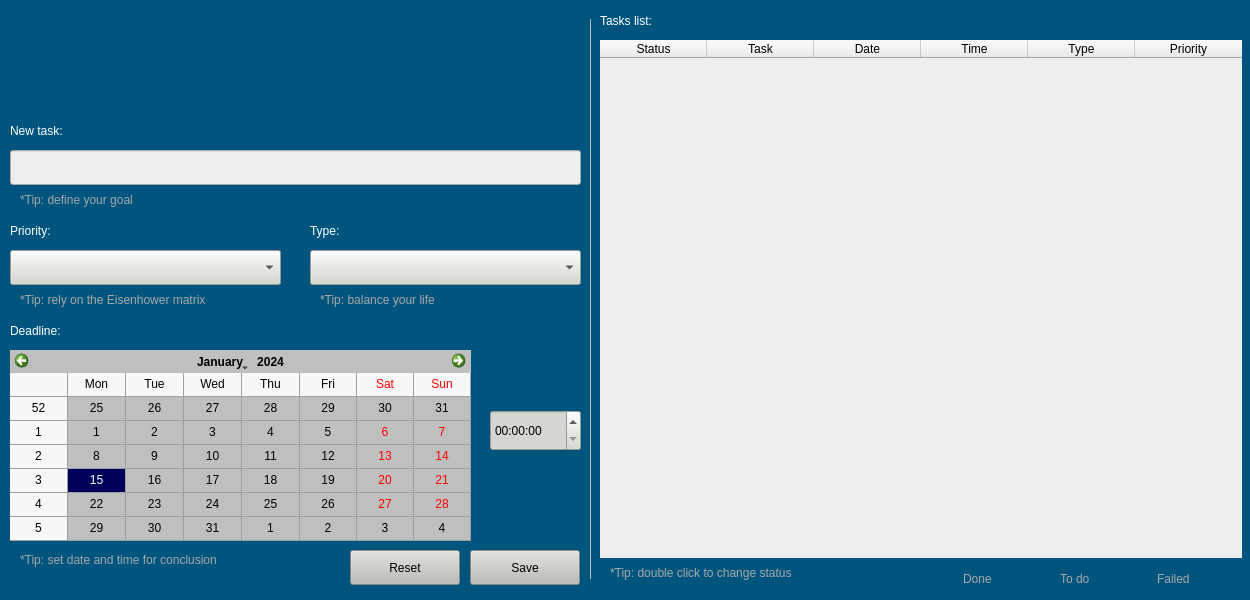
Above: task_organizer/src/ui/qt/form/task_organizer.ui from lucassaporetti/frogs_tasks_organizer before the change. Below: the same form after it.
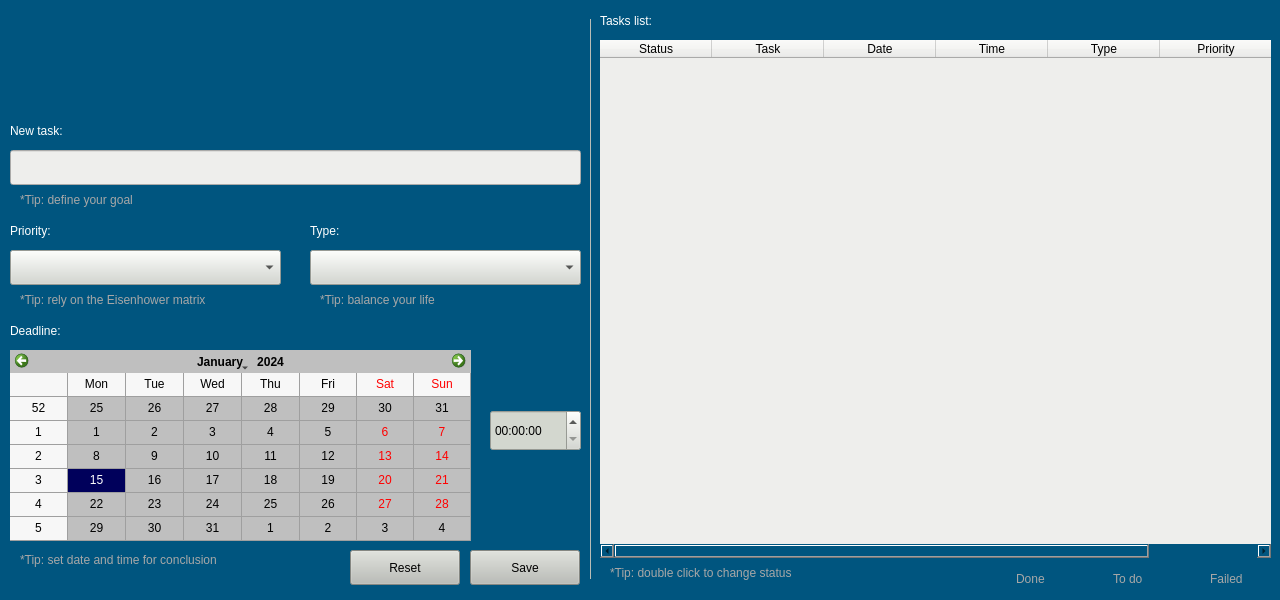
That is the form after the change. Icons and pictures are not drawn.

Commit message: all icons done and beautiful

What changed in the file:
```diff
--- a/task_organizer/src/ui/qt/form/task_organizer.ui
+++ b/task_organizer/src/ui/qt/form/task_organizer.ui
@@ -6,19 +6,19 @@
    <rect>
     <x>0</x>
     <y>0</y>
-    <width>1250</width>
+    <width>1280</width>
     <height>600</height>
    </rect>
   </property>
   <property name="minimumSize">
    <size>
-    <width>1250</width>
+    <width>1280</width>
     <height>600</height>
    </size>
   </property>
   <property name="maximumSize">
    <size>
-    <width>1250</width>
+    <width>1290</width>
     <height>600</height>
    </size>
   </property>
@@ -332,7 +332,7 @@
   <widget class="QLabel" name="done_label">
    <property name="geometry">
     <rect>
-     <x>932</x>
+     <x>985</x>
      <y>564</y>
      <width>28</width>
      <height>28</height>
@@ -791,7 +791,7 @@
   <widget class="QLabel" name="doing_label">
    <property name="geometry">
     <rect>
-     <x>1028</x>
+     <x>1081</x>
      <y>564</y>
      <width>30</width>
      <height>30</height>
@@ -808,7 +808,7 @@
   <widget class="QLabel" name="fail_label">
    <property name="geometry">
     <rect>
-     <x>1124</x>
+     <x>1177</x>
      <y>564</y>
      <width>30</width>
      <height>30</height>
@@ -825,7 +825,7 @@
   <widget class="QLabel" name="label_5">
    <property name="geometry">
     <rect>
-     <x>963</x>
+     <x>1016</x>
      <y>570</y>
      <width>41</width>
      <height>17</height>
@@ -841,7 +841,7 @@
   <widget class="QLabel" name="label_6">
    <property name="geometry">
     <rect>
-     <x>1060</x>
+     <x>1113</x>
      <y>570</y>
      <width>41</width>
      <height>17</height>
@@ -857,7 +857,7 @@
   <widget class="QLabel" name="label_7">
    <property name="geometry">
     <rect>
-     <x>1157</x>
+     <x>1210</x>
      <y>570</y>
      <width>42</width>
      <height>17</height>
@@ -1196,7 +1196,7 @@
     <rect>
      <x>600</x>
      <y>40</y>
-     <width>642</width>
+     <width>671</width>
      <height>518</height>
     </rect>
    </property>
@@ -1214,6 +1214,15 @@
    <property name="lineWidth">
     <number>1</number>
    </property>
+   <property name="selectionBehavior">
+    <enum>QAbstractItemView::SelectRows</enum>
+   </property>
+   <property name="iconSize">
+    <size>
+     <width>30</width>
+     <height>30</height>
+    </size>
+   </property>
    <property name="showGrid">
     <bool>false</bool>
    </property>
@@ -1235,20 +1244,41 @@
    <property name="columnCount">
     <number>6</number>
    </property>
+   <attribute name="horizontalHeaderVisible">
+    <bool>true</bool>
+   </attribute>
+   <attribute name="horizontalHeaderCascadingSectionResizes">
+    <bool>true</bool>
+   </attribute>
    <attribute name="horizontalHeaderMinimumSectionSize">
     <number>1</number>
    </attribute>
    <attribute name="horizontalHeaderDefaultSectionSize">
-    <number>107</number>
+    <number>112</number>
+   </attribute>
+   <attribute name="horizontalHeaderHighlightSections">
+    <bool>true</bool>
+   </attribute>
+   <attribute name="horizontalHeaderStretchLastSection">
+    <bool>false</bool>
    </attribute>
    <attribute name="verticalHeaderVisible">
     <bool>true</bool>
    </attribute>
    <attribute name="verticalHeaderMinimumSectionSize">
-    <number>1</number>
+    <number>35</number>
    </attribute>
    <attribute name="verticalHeaderDefaultSectionSize">
-    <number>1</number>
+    <number>35</number>
+   </attribute>
+   <attribute name="verticalHeaderHighlightSections">
+    <bool>false</bool>
+   </attribute>
+   <attribute name="verticalHeaderShowSortIndicator" stdset="0">
+    <bool>false</bool>
+   </attribute>
+   <attribute name="verticalHeaderStretchLastSection">
+    <bool>false</bool>
    </attribute>
    <column>
     <property name="text">
```
Left out of the diff: 6 changed lines with no effect on the pictures. The commit also changes 4 other files.
